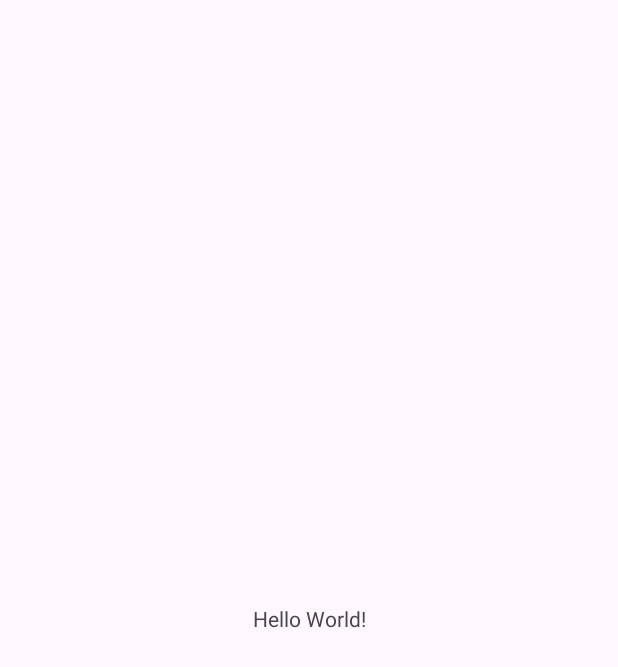
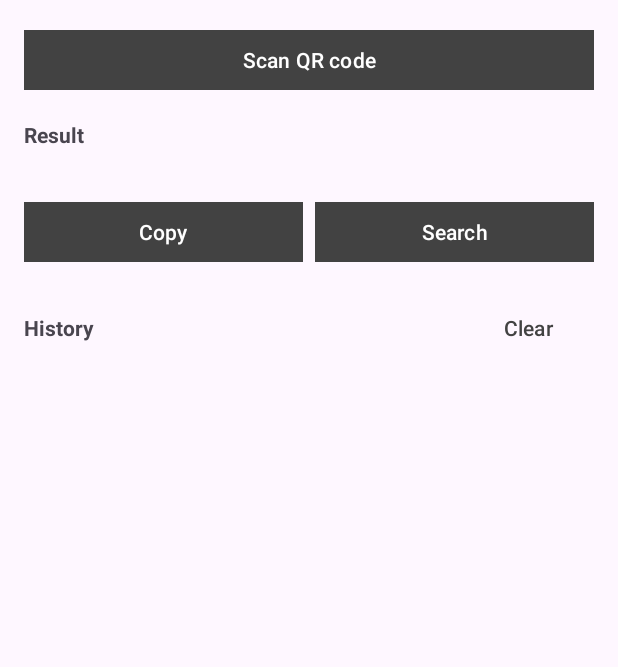
Before and after one commit to LukiancenkoL/OOP-sem-5-lab-3, an Android app: the screen it shows after launch (MainActivity), on a phone screen of 412 x 824 dp. Before the commit the part shown is almost empty. Shown: the top 667 px of the screen. Run offline under Robolectric (Android 15) with nearby library versions, the phone set to English and light mode, and no system bars; our stand-ins replace Timber.

Commit message:
feat: add main screen layout

```diff
--- a/app/src/main/AndroidManifest.xml
+++ b/app/src/main/AndroidManifest.xml
@@ -3,6 +3,7 @@
     xmlns:tools="http://schemas.android.com/tools">
 
     <application
+        android:name=".App"
         android:allowBackup="true"
         android:dataExtractionRules="@xml/data_extraction_rules"
         android:fullBackupContent="@xml/backup_rules"
--- a/app/src/main/java/com/example/qrscanner/MainActivity.kt
+++ b/app/src/main/java/com/example/qrscanner/MainActivity.kt
@@ -16,5 +16,9 @@ class MainActivity : AppCompatActivity() {
             v.setPadding(systemBars.left, systemBars.top, systemBars.right, systemBars.bottom)
             insets
         }
+        //comm 5 at end onCreate, after showValue(null):
+        // if (savedInstanceState == null) {
+        //     startScan()
+        // }
     }
 }
--- a/app/src/main/res/layout/activity_main.xml
+++ b/app/src/main/res/layout/activity_main.xml
@@ -1,20 +1,90 @@
 <?xml version="1.0" encoding="utf-8"?>
-<androidx.constraintlayout.widget.ConstraintLayout
-    xmlns:android="http://schemas.android.com/apk/res/android"
-    xmlns:app="http://schemas.android.com/apk/res-auto"
+<LinearLayout xmlns:android="http://schemas.android.com/apk/res/android"
     xmlns:tools="http://schemas.android.com/tools"
     android:id="@+id/main"
     android:layout_width="match_parent"
     android:layout_height="match_parent"
+    android:orientation="vertical"
     tools:context=".MainActivity">
 
-    <TextView
-        android:layout_width="wrap_content"
-        android:layout_height="wrap_content"
-        android:text="Hello World!"
-        app:layout_constraintBottom_toBottomOf="parent"
-        app:layout_constraintEnd_toEndOf="parent"
-        app:layout_constraintStart_toStartOf="parent"
-        app:layout_constraintTop_toTopOf="parent" />
+    <LinearLayout
+        android:layout_width="match_parent"
+        android:layout_height="match_parent"
+        android:orientation="vertical"
+        android:padding="16dp">
 
-</androidx.constraintlayout.widget.ConstraintLayout>
+        <Button
+            android:id="@+id/scanButton"
+            android:layout_width="match_parent"
+            android:layout_height="wrap_content"
+            android:text="@string/scan" />
+
+        <TextView
+            android:layout_width="wrap_content"
+            android:layout_height="wrap_content"
+            android:layout_marginTop="16dp"
+            android:text="@string/result_title"
+            android:textStyle="bold" />
+
+        <TextView
+            android:id="@+id/resultText"
+            android:layout_width="match_parent"
+            android:layout_height="wrap_content"
+            android:layout_marginTop="4dp"
+            android:maxLines="6"
+            android:scrollbars="vertical"
+            android:textIsSelectable="true"
+            tools:text="https://example.com" />
+
+        <LinearLayout
+            android:layout_width="match_parent"
+            android:layout_height="wrap_content"
+            android:layout_marginTop="8dp"
+            android:orientation="horizontal">
+
+            <Button
+                android:id="@+id/copyButton"
+                android:layout_width="0dp"
+                android:layout_height="wrap_content"
+                android:layout_marginEnd="8dp"
+                android:layout_weight="1"
+                android:text="@string/copy" />
+
+            <Button
+                android:id="@+id/searchButton"
+                android:layout_width="0dp"
+                android:layout_height="wrap_content"
+                android:layout_weight="1"
+                android:text="@string/search" />
+        </LinearLayout>
+
+        <LinearLayout
+            android:layout_width="match_parent"
+            android:layout_height="wrap_content"
+            android:layout_marginTop="16dp"
+            android:gravity="center_vertical"
+            android:orientation="horizontal">
+
+            <TextView
+                android:id="@+id/historyTitle"
+                android:layout_width="0dp"
+                android:layout_height="wrap_content"
+                android:layout_weight="1"
+                android:text="@string/history"
+                android:textStyle="bold" />
+
+            <Button
+                android:id="@+id/clearButton"
+                style="?attr/borderlessButtonStyle"
+                android:layout_width="wrap_content"
+                android:layout_height="wrap_content"
+                android:text="@string/clear_history" />
+        </LinearLayout>
+
+        <ListView
+            android:id="@+id/historyList"
+            android:layout_width="match_parent"
+            android:layout_height="0dp"
+            android:layout_weight="1" />
+    </LinearLayout>
+</LinearLayout>
--- /dev/null
+++ b/app/src/main/res/values-night/colors.xml
@@ -0,0 +1,5 @@
+<?xml version="1.0" encoding="utf-8"?>
+<resources>
+    <color name="primary">#FFE0E0E0</color>
+    <color name="on_primary">#FF212121</color>
+</resources>
--- a/app/src/main/res/values-night/themes.xml
+++ /dev/null
@@ -1,7 +0,0 @@
-<resources xmlns:tools="http://schemas.android.com/tools">
-    <!-- Base application theme. -->
-    <style name="Base.Theme.QRScanner" parent="Theme.Material3.DayNight.NoActionBar">
-        <!-- Customize your dark theme here. -->
-        <!-- <item name="colorPrimary">@color/my_dark_primary</item> -->
-    </style>
-</resources>
--- a/app/src/main/res/values/colors.xml
+++ b/app/src/main/res/values/colors.xml
@@ -2,4 +2,6 @@
 <resources>
     <color name="black">#FF000000</color>
     <color name="white">#FFFFFFFF</color>
+    <color name="primary">#FF424242</color>
+    <color name="on_primary">#FFFFFFFF</color>
 </resources>
--- a/app/src/main/res/values/strings.xml
+++ b/app/src/main/res/values/strings.xml
@@ -1,3 +1,11 @@
 <resources>
     <string name="app_name">QR Scanner</string>
+
+    <string name="scan">Scan QR code</string>
+    <string name="result_title">Result</string>
+    <string name="no_result">Nothing scanned yet</string>
+    <string name="copy">Copy</string>
+    <string name="search">Search</string>
+    <string name="history">History</string>
+    <string name="clear_history">Clear</string>
 </resources>
--- a/app/src/main/res/values/themes.xml
+++ b/app/src/main/res/values/themes.xml
@@ -1,9 +1,14 @@
 <resources xmlns:tools="http://schemas.android.com/tools">
     <!-- Base application theme. -->
     <style name="Base.Theme.QRScanner" parent="Theme.Material3.DayNight.NoActionBar">
-        <!-- Customize your light theme here. -->
-        <!-- <item name="colorPrimary">@color/my_light_primary</item> -->
+        <item name="colorPrimary">@color/primary</item>
+        <item name="colorOnPrimary">@color/on_primary</item>
+        <item name="materialButtonStyle">@style/Widget.QRScanner.Button</item>
     </style>
 
     <style name="Theme.QRScanner" parent="Base.Theme.QRScanner" />
+
+    <style name="Widget.QRScanner.Button" parent="Widget.Material3.Button">
+        <item name="cornerRadius">0dp</item>
+    </style>
 </resources>
```
